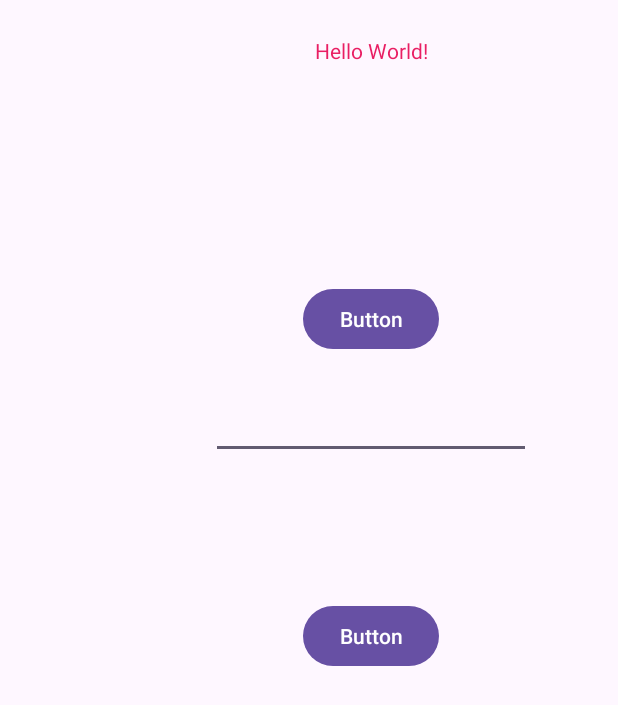
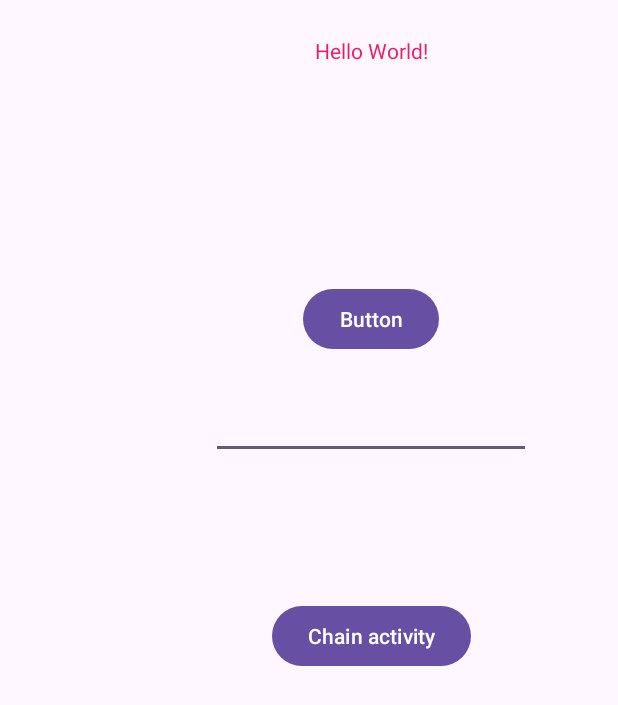
Before and after one commit to ISTU-PO-ANDROID/ConstraintLayout, an Android app: the screen it shows after launch (MainActivity), on a phone screen of 412 x 824 dp. Shown: the top 705 px of the screen. Run offline under Robolectric (Android 15) with nearby library versions, the phone set to English and light mode, and no system bars.

```diff
--- a/app/src/main/java/com/example/constraintlayout/MainActivity.kt
+++ b/app/src/main/java/com/example/constraintlayout/MainActivity.kt
@@ -1,11 +1,19 @@
 package com.example.constraintlayout
 
+import android.content.Intent
 import android.os.Bundle
+import android.widget.Button
 import androidx.appcompat.app.AppCompatActivity
 
 class MainActivity : AppCompatActivity() {
     override fun onCreate(savedInstanceState: Bundle?) {
         super.onCreate(savedInstanceState)
         setContentView(R.layout.activity_main)
+        val chainButton = findViewById<Button>(R.id.chainButton)
+
+        chainButton.setOnClickListener{
+            val intent = Intent(this, ChainActivity::class.java)
+            startActivity(intent)
+        }
     }
 }
--- a/app/src/main/res/layout/activity_main.xml
+++ b/app/src/main/res/layout/activity_main.xml
@@ -21,10 +21,10 @@
         app:layout_constraintTop_toTopOf="parent" />
 
     <Button
-        android:id="@+id/button"
+        android:id="@+id/chainButton"
         android:layout_width="wrap_content"
         android:layout_height="wrap_content"
-        android:text="Button"
+        android:text="Chain activity"
         app:layout_constraintBottom_toBottomOf="parent"
         app:layout_constraintEnd_toEndOf="parent"
         app:layout_constraintStart_toStartOf="@+id/guideline"
```
